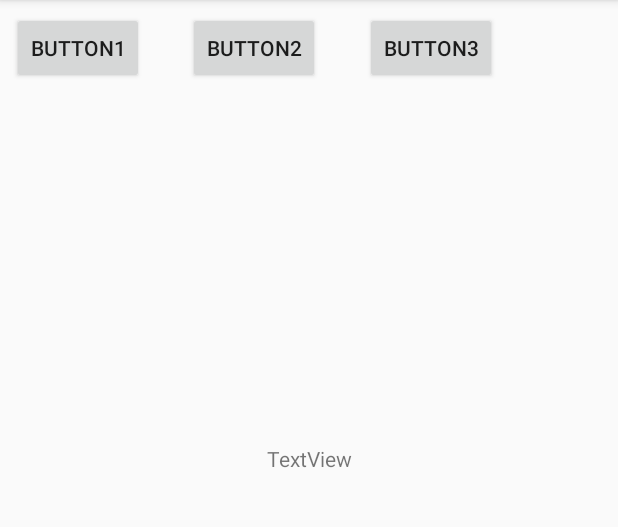
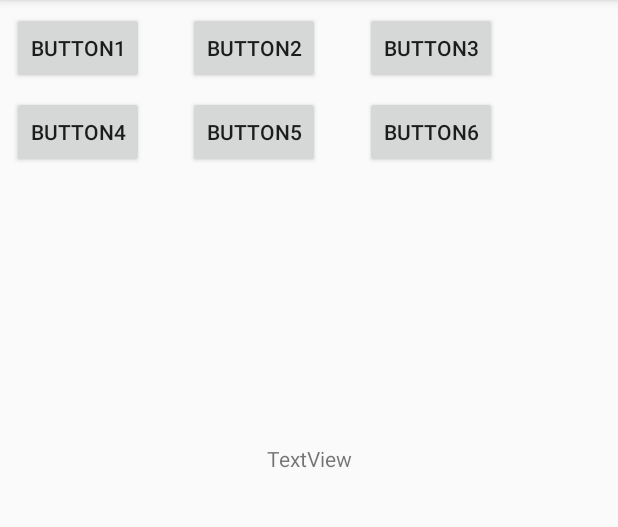
Before and after one commit to tuyrt7/Try-Retrofit, an Android app: the screen it shows after launch (MainActivity), after a tap on "BUTTON1", on a phone screen of 412 x 824 dp, the part 84-611 px from its top. Run offline under Robolectric (Android 15) with nearby library versions, the phone set to English and light mode, and no system bars; our stand-ins replace ButterKnife, RxJava; libraries missing offline, so code that uses them is left out: com.facebook.stetho; network calls fail; 3 statements that could not run were skipped.

Commit message:
尝试mvp 又加入几个http 接口

```diff
--- a/app/src/main/AndroidManifest.xml
+++ b/app/src/main/AndroidManifest.xml
@@ -1,7 +1,10 @@
 <?xml version="1.0" encoding="utf-8"?>
 <manifest xmlns:android="http://schemas.android.com/apk/res/android"
           package="com.tuyrt.httpdemo">
+    <uses-permission android:name="android.permission.ACCESS_LOCATION_EXTRA_COMMANDS" />
     <uses-permission android:name="android.permission.INTERNET"/>
+    <uses-permission android:name="android.permission.ACCESS_FINE_LOCATION"/>
+
     <application
         android:name=".App"
         android:allowBackup="true"
--- a/app/src/main/java/com/tuyrt/httpdemo/MainActivity.java
+++ b/app/src/main/java/com/tuyrt/httpdemo/MainActivity.java
@@ -1,5 +1,7 @@
 package com.tuyrt.httpdemo;
 
+import android.location.Address;
+import android.location.Location;
 import android.os.Bundle;
 import android.support.v7.app.AppCompatActivity;
 import android.util.Log;
@@ -13,7 +15,17 @@ import com.tuyrt.httpdemo.http.RxObserver;
 import com.tuyrt.httpdemo.http.RxSchedulers;
 import com.tuyrt.httpdemo.http.entity.BaseDataPointVo;
 import com.tuyrt.httpdemo.http.entity.BaseEntity;
+import com.tuyrt.httpdemo.http.entity.GrowthValueVo;
+import com.tuyrt.httpdemo.http.entity.MedalVo;
 import com.tuyrt.httpdemo.http.entity.RobotChildVo;
+import com.tuyrt.httpdemo.mvp.presenter.MedalPresenter;
+import com.tuyrt.httpdemo.mvp.view.MedalView;
+import com.tuyrt.httpdemo.util.LocationUtils;
+
+import java.util.ArrayList;
+import java.util.HashMap;
+import java.util.List;
+import java.util.Map;
 
 import butterknife.BindView;
 import butterknife.ButterKnife;
@@ -25,18 +37,25 @@ import io.reactivex.disposables.Disposable;
 import io.reactivex.functions.Function;
 import io.reactivex.schedulers.Schedulers;
 
-public class MainActivity extends AppCompatActivity {
-    private String TAG ;
-
+public class MainActivity extends AppCompatActivity implements MedalView {
     @BindView(R.id.button)
     Button mButton;
     @BindView(R.id.button2)
     Button mButton2;
     @BindView(R.id.button3)
     Button mButton3;
+    @BindView(R.id.button4)
+    Button mButton4;
+    @BindView(R.id.button5)
+    Button mButton5;
+    @BindView(R.id.button6)
+    Button mButton6;
     @BindView(R.id.text1)
     TextView mText1;
+
+    private String TAG;
     private RxManager mRxManager;
+    private MedalPresenter mMedalPresenter;
 
     @Override
     protected void onCreate(Bundle savedInstanceState) {
@@ -45,42 +64,91 @@ public class MainActivity extends AppCompatActivity {
         ButterKnife.bind(this);
         TAG = getPackageName() + "." + getClass().getSimpleName();
         mRxManager = RxManager.getInstance();
+
+        //测试地区
+        getLocationInfo();
+        mMedalPresenter = new MedalPresenter(this);
     }
 
-    @OnClick({R.id.button, R.id.button2, R.id.button3})
+
+    @Override
+    protected void onDestroy() {
+        super.onDestroy();
+        RxManager.getInstance().clear(TAG);
+    }
+
+    void getLocationInfo() {
+        new Thread() {
+            @Override
+            public void run() {
+                Location location = LocationUtils.getLocation(MainActivity.this);
+                Log.i(TAG, "run: location=" + location.getLatitude() + "=" + location.getLongitude());
+                List<Address> address = LocationUtils.getAddress(MainActivity.this, location);
+                if (address == null || address.size() == 0) {
+                    Log.i(TAG, "run: error------------");
+                    return;
+                }
+                String s = address.get(0).toString();
+                Log.i(TAG, "run: address=" + s);
+
+            }
+        }.start();
+
+    }
+
+    @OnClick({R.id.button, R.id.button2, R.id.button3, R.id.button4, R.id.button5, R.id.button6})
     public void onClick(View view) {
         switch (view.getId()) {
             case R.id.button:
                 Log.i(TAG, "onClick:button1 ");
-                mRxManager.getApiRestService().getRobotChildInfo()
-                        .map(new RxFunction<RobotChildVo>())
-                        .compose(RxSchedulers.<RobotChildVo>io_main())
-                        .subscribeWith(new RxObserver<RobotChildVo>(this,TAG,0,true) {
+                getChildRobotInfo();
+                break;
+            case R.id.button2:
+                getBaseDataPoint();
+                break;
+            case R.id.button3:
+                mMedalPresenter.getMedalList(this, TAG, 0, false);
+                break;
+            case R.id.button4:
+                Map<String, Integer> params = new HashMap<>();
+                params.put("type", 2);
+                params.put("year", 2015);
+                params.put("month", -1);
+                params.put("day", -1);
+                getGrowthValue(params);
+                break;
+            case R.id.button5:
+                break;
+            case R.id.button6:
+
+                break;
+        }
+    }
+
+
     @Override
-                            public void onSuccess(int whichRequest, RobotChildVo robotChildVo) {
-                                Log.i(TAG, "subscribe:button1 ");
-                                mText1.setText(robotChildVo.toString());
+    public void loadDateSuccess(ArrayList<MedalVo> medalVoList) {
+        Log.i(TAG, "loadDateSuccess: " + medalVoList.toString());
+        mText1.setText(medalVoList.toString());
     }
 
     @Override
-                            public void onError(int whichRequest, Throwable e) {
+    public void onError(int whichRequest, Throwable t) {
+        Log.i(TAG, "onError: Throwable=" + t.toString());
+    }
 
+    @Override
+    public void onStartLoading(int whichRequest) {
+        Log.i(TAG, "onStartLoading: Main");
     }
-                        });
 
-                /*mRxManager.getRobotChildInfo()
-                        .subscribeOn(Schedulers.io())
-                        .observeOn(AndroidSchedulers.mainThread())
-                        .subscribe(new Consumer<RobotChildVo>() {
     @Override
-                            public void accept(@NonNull RobotChildVo robotChildVo) throws Exception {
-                                Log.i(TAG, "subscribe:button1 ");
-                                mText1.setText(robotChildVo.toString());
+    public void onEndLoading(int whichRequest) {
+        Log.i(TAG, "onEndLoading: Main");
     }
-                        });*/
-                break;
-            case R.id.button2:
-                mRxManager.getApiRestService().getBaseDataPoint()
+
+    private void getBaseDataPoint() {
+        mRxManager.getApiService().getBaseDataPoint()
                 .map(new Function<BaseEntity<BaseDataPointVo>, BaseDataPointVo>() {
                     @Override
                     public BaseDataPointVo apply(@NonNull BaseEntity<BaseDataPointVo> baseDataPointVoBaseEntity) throws Exception {
@@ -113,17 +181,41 @@ public class MainActivity extends AppCompatActivity {
 
                     }
                 });
+    }
 
-
-                break;
-            case R.id.button3:
-                break;
-        }
+    private void getChildRobotInfo() {
+        mRxManager.getApiService().getRobotChildInfo()
+                .map(new RxFunction<RobotChildVo>())
+                .compose(RxSchedulers.<RobotChildVo>io_main())
+                .subscribeWith(new RxObserver<RobotChildVo>(this, TAG, 0, true) {
+                    @Override
+                    public void onSuccess(int whichRequest, RobotChildVo robotChildVo) {
+                        Log.i(TAG, "subscribe:button1 ");
+                        mText1.setText(robotChildVo.toString());
                     }
 
                     @Override
-    protected void onDestroy() {
-        super.onDestroy();
-        RxManager.getInstance().clear(TAG);
+                    public void onError(int whichRequest, Throwable e) {
+
+                    }
+                });
+    }
+
+    public void getGrowthValue(Map<String, Integer> map) {
+        mRxManager.getApiService().getGrowValue(map)
+                .map(new RxFunction<GrowthValueVo>())
+                .compose(RxSchedulers.<GrowthValueVo>io_main())
+                .subscribeWith(new RxObserver<GrowthValueVo>(this, TAG, 0, true) {
+
+                    @Override
+                    public void onSuccess(int whichRequest, GrowthValueVo growthValueVo) {
+                        Log.i(TAG, "onSuccess: GrowthValue ----- : " + growthValueVo.toString());
+                    }
+
+                    @Override
+                    public void onError(int whichRequest, Throwable e) {
+                        Log.i(TAG, "onError: GrowthValue ----- : " + e.toString());
+                    }
+                });
     }
 }
--- a/app/src/main/java/com/tuyrt/httpdemo/http/RxFunction.java
+++ b/app/src/main/java/com/tuyrt/httpdemo/http/RxFunction.java
@@ -22,7 +22,7 @@ public class RxFunction<T> implements Function<BaseEntity<T>, T> {
         return t.getData();
     }
 
- /*   public abstract Observable getObservable(ApiRestService retrofitService);
+ /*   public abstract Observable getObservable(ApiService retrofitService);
 
     public abstract Subscriber getSubscriber();*/
 
--- a/app/src/main/java/com/tuyrt/httpdemo/http/RxManager.java
+++ b/app/src/main/java/com/tuyrt/httpdemo/http/RxManager.java
@@ -1,7 +1,7 @@
 package com.tuyrt.httpdemo.http;
 
-import com.tuyrt.httpdemo.http.service.ApiRestService;
-import com.tuyrt.httpdemo.http.service.ExpandApiRestService;
+import com.tuyrt.httpdemo.http.api.ApiService;
+import com.tuyrt.httpdemo.http.api.ExpandApiRestService;
 import com.tuyrt.httpdemo.http.config.HttpConfig;
 import com.tuyrt.httpdemo.http.entity.BaseEntity;
 import com.tuyrt.httpdemo.http.entity.RobotChildVo;
@@ -29,7 +29,7 @@ import retrofit2.converter.gson.GsonConverterFactory;
 
 public class RxManager {
 
-    private ApiRestService mApiRestService;
+    private ApiService mApiService;
     private ExpandApiRestService mExpandApiRestService;
     private Map<String, CompositeDisposable> map;
 
@@ -71,12 +71,12 @@ public class RxManager {
         setupOtherService();
     }
 
-    public ApiRestService getApiRestService() {
-        return mApiRestService;
+    public ApiService getApiService() {
+        return mApiService;
     }
     private void setupApiRestService() {
         String endpoint = HttpConfig.BASE_URL;
-        mApiRestService = createRestQueue(ApiRestService.class, endpoint, RestServiceUtils.getApiInterceptors(), false);
+        mApiService = createRestQueue(ApiService.class, endpoint, RestServiceUtils.getApiInterceptors(), false);
     }
 
     //for example
@@ -113,7 +113,7 @@ public class RxManager {
 
     // *--------------------------------------------------------------------
     public Observable<RobotChildVo> getRobotChildInfo() {
-        return mApiRestService.getRobotChildInfo()
+        return mApiService.getRobotChildInfo()
                 .map(new Function<BaseEntity<RobotChildVo>, RobotChildVo>() {
                     @Override
                     public RobotChildVo apply(@NonNull BaseEntity<RobotChildVo> robotChildVoBaseEntity) throws Exception {
@@ -141,7 +141,7 @@ public class RxManager {
     }
 
     public Observable<GitHub> getGitHub() {
-        return mApiRestService.getGitHub().doOnNext(new Consumer<GitHub>() {
+        return mApiService.getGitHub().doOnNext(new Consumer<GitHub>() {
             @Override
             public void accept(@NonNull GitHub gitHub) throws Exception {
                 Timber.i("getGitHub: " + gitHub.getEmailsUrl());
--- a/app/src/main/java/com/tuyrt/httpdemo/http/service/ApiRestService.java
+++ b/app/src/main/java/com/tuyrt/httpdemo/http/api/ApiService.java
@@ -1,28 +1,40 @@
-package com.tuyrt.httpdemo.http.service;
+package com.tuyrt.httpdemo.http.api;
 
 import com.tuyrt.httpdemo.http.config.HttpConfig;
 import com.tuyrt.httpdemo.http.entity.BaseDataPointVo;
 import com.tuyrt.httpdemo.http.entity.BaseEntity;
+import com.tuyrt.httpdemo.http.entity.GrowthValueVo;
+import com.tuyrt.httpdemo.http.entity.MedalVo;
 import com.tuyrt.httpdemo.http.entity.RobotChildVo;
 import com.tuyrt.httpdemo.http.entity.TokenVo;
+
+import java.util.ArrayList;
+import java.util.Map;
 
 import io.reactivex.Observable;
 import retrofit2.Call;
 import retrofit2.http.GET;
 import retrofit2.http.Query;
+import retrofit2.http.QueryMap;
 
 /**
  * Created by lytcom on 2017/5/7.
  */
 
-public interface ApiRestService {
+public interface ApiService {
 
-    @GET(HttpConfig.GET_TOKEN)
+    @GET(HttpConfig.TOKEN)
     Call<BaseEntity<TokenVo>> getToken(@Query("pk") String pk, @Query("mac") String mac);
 
-    @GET(HttpConfig.GET_ROBOT_INFO)
+    @GET(HttpConfig.ROBOTINFO)
     Observable<BaseEntity<RobotChildVo>> getRobotChildInfo();
 
-    @GET(HttpConfig.GET_BASE_DATA_POINT)
+    @GET(HttpConfig.BASEDATAPOINT)
     Observable<BaseEntity<BaseDataPointVo>> getBaseDataPoint();
+
+    @GET(HttpConfig.MEDAL)
+    Observable<BaseEntity<ArrayList<MedalVo>>> getMedal();
+
+    @GET(HttpConfig.GROWNVALUE)
+    Observable<BaseEntity<GrowthValueVo>> getGrowValue(@QueryMap(encoded = true) Map<String, Integer> map);
 }
--- a/app/src/main/java/com/tuyrt/httpdemo/http/service/ExpandApiRestService.java
+++ b/app/src/main/java/com/tuyrt/httpdemo/http/api/ExpandApiRestService.java
@@ -1,4 +1,4 @@
-package com.tuyrt.httpdemo.http.service;
+package com.tuyrt.httpdemo.http.api;
 
 /**
  * Created by lytcom on 2017/5/14.
--- a/app/src/main/java/com/tuyrt/httpdemo/http/config/HttpConfig.java
+++ b/app/src/main/java/com/tuyrt/httpdemo/http/config/HttpConfig.java
@@ -12,7 +12,7 @@ public class HttpConfig {
     public static boolean DEBUG = true;
     public static final int NETWORK_TIMEOUT = 5;
 
-    public static final String GET_ROBOT_INFO =  "body/getRobotChild";  //机器人信息
+    public static final String ROBOTINFO =  "body/getRobotChild";  //机器人信息
     public static final String UPLOAD_STH_URL =  "qcloud/uploadOneFile"; // 上传文件
     public static final String ALL_COMMODITY_URL =  "commodity/all/list";// 商品全部列表
     public static final String ALL_COMMODITY_CAN_BUY =  "commodity/list";// 已经完全解锁的全部商品列表
@@ -21,9 +21,9 @@ public class HttpConfig {
     public static final String GET_STORAGE_URL =  "commodityStorage/list"; // 储藏的所有商品列表
     public static final String USE_COMMODITY_URL =  "commodity/consume"; //使用商品 吃
 
-    public static final String GET_TOKEN =  "body/getAccessToken"; // 得到token
-    public static final String GET_BASE_DATA_POINT =  "body/baseDataPoint"; // 得到 基础设置
-    public static final String Robot_Medal =  "body/getRobotMedal"; // 获取勋章
+    public static final String TOKEN =  "body/getAccessToken"; // 得到token
+    public static final String BASEDATAPOINT =  "body/baseDataPoint"; // 得到 基础设置
+    public static final String MEDAL =  "body/getRobotMedal"; // 获取勋章
     public static final String MESSAGE_LIST =  "body/message/list"; // 消息列表
     public static final String UPGRADE_PACK =  "body/upgradePack/newest"; // 最新升级包
 
@@ -53,7 +53,7 @@ public class HttpConfig {
     public static final String REPORT_CLICK =  "task/click"; //上报点击事件
     public static final String ADD_COLLECT =  "task/addCollect"; //收藏音乐
     public static final String DELEDT_COLLECT =  "task/delCollect?taskId=%s"; //删除收藏音乐
-    public static final String GROWVALUE =  "body/growthValue/statistics";//成长树里面的成长值
+    public static final String GROWNVALUE =  "body/growthValue/statistics";//成长树里面的成长值
 
 
     public static final MediaType MEDIA_TYPE_PLAIN = MediaType.parse("text/plain;charset=utf-8");
--- a/app/src/main/java/com/tuyrt/httpdemo/http/interceptor/InterceptorUtil.java
+++ b/app/src/main/java/com/tuyrt/httpdemo/http/interceptor/InterceptorUtil.java
@@ -64,7 +64,7 @@ public class InterceptorUtil {
                 String pk = "6cf453f8270d4763ab585fddcff1342d";
                 String mac = "12345678ab";
 
-                TokenVo tokenVo = RxManager.getInstance().getApiRestService()
+                TokenVo tokenVo = RxManager.getInstance().getApiService()
                         .getToken(pk, mac).execute().body().getData();
                 String newToken = tokenVo.getAccesstoken();
                 SharedPrefs.putString(App.getContext(), "token", newToken);
--- /dev/null
+++ b/app/src/main/java/com/tuyrt/httpdemo/mvp/model/MedalModel.java
@@ -0,0 +1,20 @@
+package com.tuyrt.httpdemo.mvp.model;
+
+import com.tuyrt.httpdemo.http.RxFunction;
+import com.tuyrt.httpdemo.http.RxManager;
+import com.tuyrt.httpdemo.http.RxSchedulers;
+import com.tuyrt.httpdemo.http.entity.MedalVo;
+
+import java.util.ArrayList;
+
+import io.reactivex.Observable;
+
+/**
+ * Created by futao on 2017/11/2.
+ */
+
+public class MedalModel  {
+    public Observable<ArrayList<MedalVo>> getMedalList() {
+        return RxManager.getInstance().getApiService().getMedal().map(new RxFunction<ArrayList<MedalVo>>()).compose(RxSchedulers.<ArrayList<MedalVo>>io_main());
+    }
+}
--- /dev/null
+++ b/app/src/main/java/com/tuyrt/httpdemo/mvp/presenter/MedalPresenter.java
@@ -0,0 +1,46 @@
+package com.tuyrt.httpdemo.mvp.presenter;
+
+import android.content.Context;
+
+import com.tuyrt.httpdemo.http.RxObserver;
+import com.tuyrt.httpdemo.http.entity.MedalVo;
+import com.tuyrt.httpdemo.mvp.model.MedalModel;
+import com.tuyrt.httpdemo.mvp.view.MedalView;
+
+import java.util.ArrayList;
+
+/**
+ * Created by futao on 2017/1/2.
+ */
+
+public class MedalPresenter {
+
+    private MedalModel model;
+    private MedalView view;
+    public MedalPresenter(MedalView view) {
+        this.view = view;
+        this.model = new MedalModel();
+    }
+
+    public void getMedalList(Context context, String key, int whichRequest, boolean isShowDialog) {
+         model.getMedalList().subscribe(new RxObserver<ArrayList<MedalVo>>(context, key, whichRequest, isShowDialog) {
+            @Override
+            public void onStart(int whichRequest) {
+                super.onStart(whichRequest);
+                view.onStartLoading(whichRequest);
+            }
+
+            @Override
+            public void onSuccess(int whichRequest, ArrayList<MedalVo> medalVos) {
+                view.loadDateSuccess(medalVos);
+                view.onEndLoading(whichRequest);
+            }
+
+            @Override
+            public void onError(int whichRequest, Throwable e) {
+                view.onEndLoading(whichRequest);
+                view.onError(whichRequest,e);
+            }
+        });
+    }
+}
--- /dev/null
+++ b/app/src/main/java/com/tuyrt/httpdemo/mvp/view/IBaseView.java
@@ -0,0 +1,29 @@
+package com.tuyrt.httpdemo.mvp.view;
+
+/**
+ * Created by futao on 2017/11/2.
+ */
+
+/**
+ * 描述：视图基类
+ */
+public interface IBaseView<T> {
+    /**
+     * 请求数据成功
+     * @param t
+     */
+    void loadDateSuccess(T t);
+    /**
+     *    请求数据错误
+     */
+    void onError(int whichRequest ,Throwable e);
+    /**
+     * 请求前加载 progress
+     */
+    void onStartLoading(int whichRequest);
+
+    /**
+     * 请求结束之后隐藏progress
+     */
+    void onEndLoading(int whichRequest);
+}
--- /dev/null
+++ b/app/src/main/java/com/tuyrt/httpdemo/mvp/view/MedalView.java
@@ -0,0 +1,12 @@
+package com.tuyrt.httpdemo.mvp.view;
+
+import com.tuyrt.httpdemo.http.entity.MedalVo;
+
+import java.util.ArrayList;
+
+/**
+ * Created by futao on 2017/11/2.
+ */
+
+public interface MedalView extends IBaseView<ArrayList<MedalVo>>{
+}
--- /dev/null
+++ b/app/src/main/java/com/tuyrt/httpdemo/util/LocationUtils.java
@@ -0,0 +1,62 @@
+package com.tuyrt.httpdemo.util;
+
+import android.Manifest;
+import android.content.Context;
+import android.content.pm.PackageManager;
+import android.location.Address;
+import android.location.Criteria;
+import android.location.Geocoder;
+import android.location.Location;
+import android.location.LocationManager;
+import android.support.v4.app.ActivityCompat;
+import android.util.Log;
+
+import java.util.List;
+import java.util.Locale;
+
+import static android.content.ContentValues.TAG;
+
+/**
+ * Created by futao on 2017/11/1.
+ */
+
+public class LocationUtils {
+
+    public static Location getLocation(Context context) {
+        // 获取位置管理服务
+        String serviceName = Context.LOCATION_SERVICE;
+        LocationManager locationManager = (LocationManager) context.getSystemService(serviceName);
+        // 查找到服务信息
+        Criteria criteria = new Criteria();
+        criteria.setAccuracy(Criteria.ACCURACY_FINE); // 高精度
+        criteria.setAltitudeRequired(false);
+        criteria.setBearingRequired(false);
+        criteria.setCostAllowed(true);
+        criteria.setPowerRequirement(Criteria.POWER_LOW); // 低功耗
+        String provider = locationManager.getBestProvider(criteria, true); // 获取GPS信息
+
+        return locationManager.getLastKnownLocation(provider);
+    }
+
+    // 获取地址信息
+    public static  List<Address> getAddress(Context mContext ,Location location) {
+        List<Address> result = null;
+        try {
+            if (location != null) {
+                Geocoder gc = new Geocoder(mContext, Locale.getDefault());
+                if (gc.isPresent()) {
+                    result = gc.getFromLocation(location.getLatitude(),location.getLongitude(), 1);
+                }else {
+                    Log.i(TAG, "getAddress: gc isPresent false 。 ");
+                }
+            }
+        } catch (Exception e) {
+            e.printStackTrace();
+        }
+        return result;
+    }
+
+    public interface LocListener {
+        void result(String s);
+    }
+}
--- a/app/src/main/res/layout/activity_main.xml
+++ b/app/src/main/res/layout/activity_main.xml
@@ -43,6 +43,42 @@
         android:layout_marginLeft="30dp"
         app:layout_constraintVertical_bias="0.0"/>
 
+    <Button
+        android:id="@+id/button4"
+        android:layout_width="wrap_content"
+        android:layout_height="wrap_content"
+        android:text="Button4"
+        app:layout_constraintTop_toBottomOf="@id/button"
+        android:layout_marginTop="8dp"
+        android:layout_marginLeft="8dp"
+        app:layout_constraintLeft_toLeftOf="parent"/>
+
+    <Button
+        android:id="@+id/button5"
+        android:layout_width="wrap_content"
+        android:layout_height="wrap_content"
+        android:text="Button5"
+        app:layout_constraintTop_toTopOf="@+id/button4"
+        android:layout_marginTop="8dp"
+        app:layout_constraintLeft_toRightOf="@+id/button4"
+        android:layout_marginLeft="29dp"
+        app:layout_constraintBottom_toBottomOf="@+id/button4"
+        android:layout_marginBottom="0dp"
+        app:layout_constraintVertical_bias="1.0"/>
+
+    <Button
+        android:id="@+id/button6"
+        android:layout_width="wrap_content"
+        android:layout_height="wrap_content"
+        android:text="Button6"
+        app:layout_constraintBottom_toBottomOf="@+id/button4"
+        android:layout_marginBottom="8dp"
+        app:layout_constraintTop_toTopOf="@+id/button4"
+        android:layout_marginTop="0dp"
+        app:layout_constraintLeft_toRightOf="@+id/button5"
+        android:layout_marginLeft="30dp"
+        app:layout_constraintVertical_bias="0.0"/>
+
     <TextView
         android:id="@+id/text1"
         android:layout_width="344dp"
```
Also changed, not shown: app/src/main/java/com/tuyrt/httpdemo/http/entity/GrowthValueVo.java (added, +149 -0 lines), app/src/main/java/com/tuyrt/httpdemo/http/entity/MedalVo.java (added, +35 -0 lines). Lines whose indentation alone changed are shown as unchanged.
